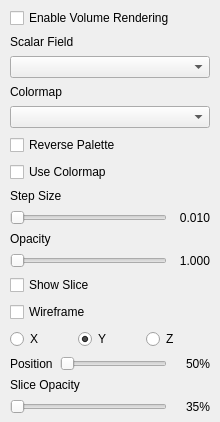
Above: src/ui/volume_page.ui from thermeng/SciRender before the change. Below: the same form after it.
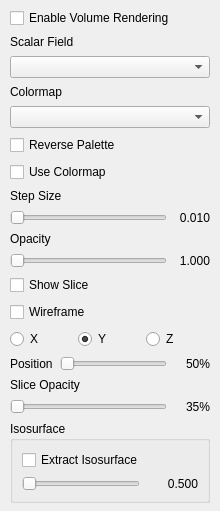
That is the form after the change.

Commit message: feat: marching cubes isosurface extraction for structured grids

The edit to the form file:
```diff
--- a/src/ui/volume_page.ui
+++ b/src/ui/volume_page.ui
@@ -300,11 +300,61 @@
           </item>
          </layout>
         </item>
+        <item>
+         <widget class="QGroupBox" name="isosurfaceGroup">
+          <property name="title">
+           <string>Isosurface</string>
+          </property>
+          <layout class="QVBoxLayout" name="isosurfaceLayout">
+           <item>
+            <widget class="QCheckBox" name="isosurfaceEnableCb">
+             <property name="text">
+              <string>Extract Isosurface</string>
+             </property>
+            </widget>
+           </item>
+           <item>
+            <layout class="QHBoxLayout" name="isoValueRow">
+             <item>
+              <widget class="QSlider" name="isoValueSlider">
+               <property name="orientation">
+                <enum>Qt::Orientation::Horizontal</enum>
+               </property>
+              </widget>
+             </item>
+             <item>
+              <widget class="QLabel" name="isoValueLabel">
+               <property name="minimumSize">
+                <size>
+                 <width>52</width>
+                 <height>0</height>
+                </size>
+               </property>
+               <property name="maximumSize">
+                <size>
+                 <width>52</width>
+                 <height>16777215</height>
+                </size>
+               </property>
+               <property name="text">
+                <string>0.500</string>
+               </property>
+               <property name="alignment">
+                <set>Qt::AlignmentFlag::AlignRight|Qt::AlignmentFlag::AlignTrailing|Qt::AlignmentFlag::AlignVCenter</set>
+               </property>
+              </widget>
+             </item>
+            </layout>
+           </item>
+          </layout>
+         </widget>
+        </item>
        </layout>
-     </widget>
-   </item>
-   <item>
-    <spacer name="volumeBottomSpacer">
+      </widget>
+    </item>
+    <item>
+     <spacer name="volumeBottomSpacer">
+
      <property name="orientation">
       <enum>Qt::Orientation::Vertical</enum>
      </property>
```
The commit also changes 17 other files.
